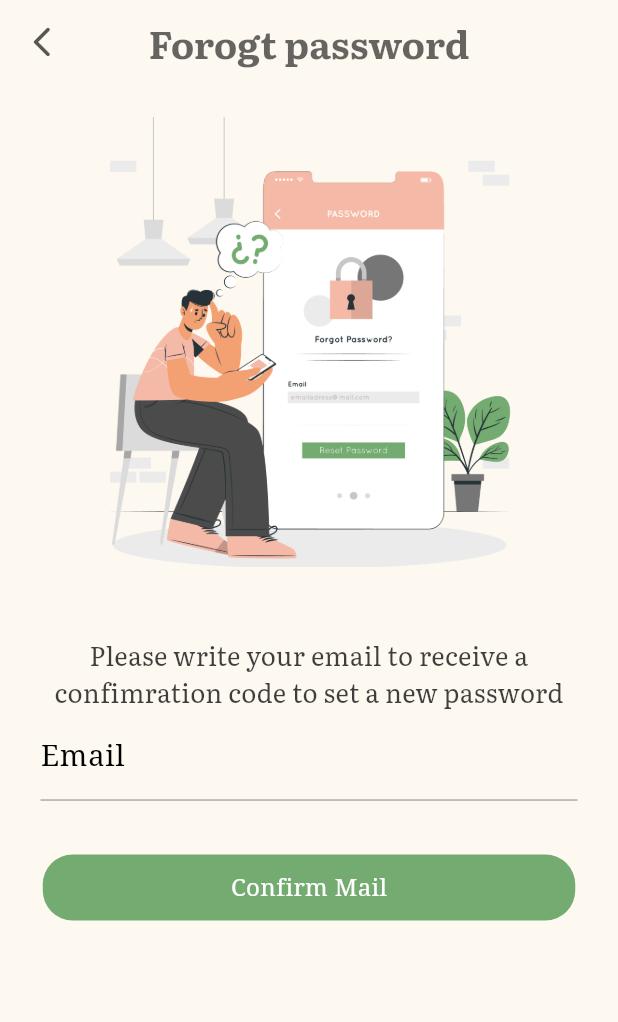
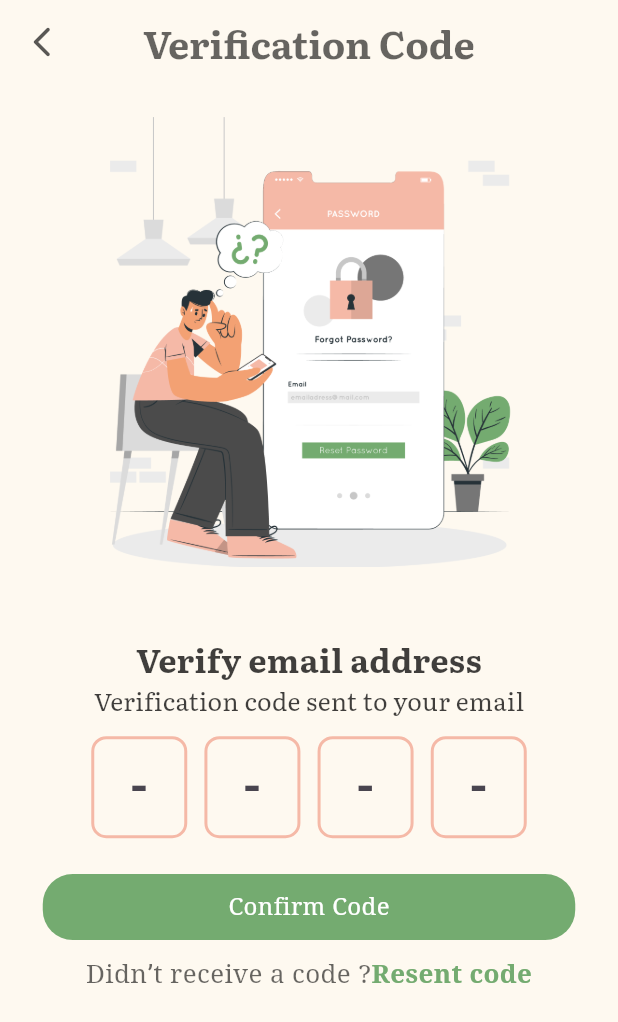
Before and after one commit to Ahmedmahmouddd/eunoia, a Flutter app: the ForgotPassword screen opened directly, after a tap on "Confirm Mail", on a phone screen of 412 x 824 dp. Shown: the top 1022 px of the screen. Run offline on Flutter 3.47's test engine with Material 3 defaults, Android fonts, the phone set to English and light mode, and no system bars; our stand-ins replace animated_splash_screen, flutter_screenutil, page_transition; project files that could hold a hidden picture were left out.

Commit message:
Verification code UI

```diff
--- a/lib/Screens/ForgotPassword.dart
+++ b/lib/Screens/ForgotPassword.dart
@@ -1,5 +1,6 @@
 // ignore_for_file: file_names
 import 'package:eunoia/Constants/Constants.dart';
+import 'package:eunoia/Screens/VerificationCode.dart';
 import 'package:eunoia/Widgets/CustomButton.dart';
 import 'package:eunoia/Widgets/NormalFormInput.dart';
 import 'package:flutter/material.dart';
@@ -34,6 +35,7 @@ class ForgotPassword extends StatelessWidget {
         backgroundColor: KprimaryBeige,
       ),
       body: SingleChildScrollView(
+        child: Expanded(
           child: Column(
             children: [
               Padding(
@@ -55,17 +57,24 @@ class ForgotPassword extends StatelessWidget {
                   ),
                 ),
               ),
-            const NormalFormInput(label: 'Email', hint: 'example@example.com'),
+              const NormalFormInput(
+                  label: 'Email', hint: 'example@example.com'),
               Padding(
-              padding: EdgeInsets.only(top: 30.h, bottom: 20.h),
+                padding: EdgeInsets.only(top: 80.h, bottom: 20.h),
                 child: GestureDetector(
                   child: CustomButton(title: 'Confirm Mail'),
-                onTap: () {},
+                  onTap: () {
+                    Navigator.push(context,
+                        MaterialPageRoute(builder: (context) {
+                      return const VerificationCode();
+                    }));
+                  },
                 ),
               )
             ],
           ),
         ),
+      ),
     );
   }
 }
--- /dev/null
+++ b/lib/Screens/NewPassword.dart
@@ -0,0 +1,37 @@
+// ignore_for_file: file_names
+
+import 'package:eunoia/Constants/Constants.dart';
+import 'package:flutter/material.dart';
+import 'package:flutter_screenutil/flutter_screenutil.dart';
+
+class NewPassword extends StatelessWidget {
+  const NewPassword({super.key});
+
+  @override
+  Widget build(BuildContext context) {
+    return Scaffold(
+      backgroundColor: KprimaryBeige,
+      appBar: AppBar(
+        leading: IconButton(
+            icon: const Icon(
+              Icons.arrow_back_ios_new_rounded,
+              color: Color.fromRGBO(0, 0, 0, 0.65),
+            ),
+            onPressed: () {
+              Navigator.pop(context);
+            }),
+        centerTitle: true,
+        title: Text(
+          'New password',
+          style: TextStyle(
+              fontFamily: 'Literata',
+              fontWeight: FontWeight.w700,
+              fontSize: 22.sp,
+              color: const Color.fromRGBO(0, 0, 0, 0.60)),
+        ),
+        elevation: 0,
+        backgroundColor: KprimaryBeige,
+      ),
+    );
+  }
+}
--- /dev/null
+++ b/lib/Screens/VerificationCode.dart
@@ -0,0 +1,113 @@
+// ignore_for_file: file_names
+import 'package:eunoia/Constants/Constants.dart';
+import 'package:eunoia/Screens/NewPassword.dart';
+import 'package:eunoia/Widgets/CustomButton.dart';
+import 'package:eunoia/Widgets/OTPContainer.dart';
+import 'package:flutter/material.dart';
+import 'package:flutter_screenutil/flutter_screenutil.dart';
+
+class VerificationCode extends StatelessWidget {
+  const VerificationCode({super.key});
+
+  @override
+  Widget build(BuildContext context) {
+    return Scaffold(
+      backgroundColor: KprimaryBeige,
+      appBar: AppBar(
+        leading: IconButton(
+            icon: const Icon(
+              Icons.arrow_back_ios_new_rounded,
+              color: Color.fromRGBO(0, 0, 0, 0.65),
+            ),
+            onPressed: () {
+              Navigator.pop(context);
+            }),
+        centerTitle: true,
+        title: Text(
+          'Verification Code',
+          style: TextStyle(
+              fontFamily: 'Literata',
+              fontWeight: FontWeight.w700,
+              fontSize: 22.sp,
+              color: const Color.fromRGBO(0, 0, 0, 0.60)),
+        ),
+        elevation: 0,
+        backgroundColor: KprimaryBeige,
+      ),
+      body: SingleChildScrollView(
+        child: Column(
+          children: [
+            Padding(
+              padding: EdgeInsets.only(
+                  top: 18.h, right: 62.w, left: 62.w, bottom: 40.sp),
+              child: Image.asset('assets/ResetPassword.png'),
+            ),
+            Text(
+              'Verify email address',
+              style: TextStyle(
+                  fontFamily: 'Literata',
+                  fontSize: 19.sp,
+                  fontWeight: FontWeight.w600,
+                  color: const Color.fromRGBO(0, 0, 0, 0.75)),
+            ),
+            Text(
+              'Verification code sent to your email',
+              style: TextStyle(
+                  fontFamily: 'Literata',
+                  fontSize: 14.5.sp,
+                  fontWeight: FontWeight.w400,
+                  color: const Color.fromRGBO(0, 0, 0, 0.75)),
+            ),
+            SizedBox(
+              height: 10.h,
+            ),
+            const Form(
+                child: Row(
+              mainAxisAlignment: MainAxisAlignment.center,
+              children: [
+                OTPContainer(),
+                OTPContainer(),
+                OTPContainer(),
+                OTPContainer(),
+              ],
+            )),
+            SizedBox(
+              height: 20.h,
+            ),
+            GestureDetector(
+              child: CustomButton(title: 'Confirm Code'),
+              onTap: () {
+                Navigator.push(context, MaterialPageRoute(builder: (context) {
+                  return const NewPassword();
+                }));
+              },
+            ),
+            SizedBox(height: 8.h),
+            Row(
+              mainAxisAlignment: MainAxisAlignment.center,
+              children: [
+                Text('Didn’t receive a code ?',
+                    style: TextStyle(
+                        fontWeight: FontWeight.w500,
+                        color: const Color.fromRGBO(0, 0, 0, 0.6),
+                        fontSize: 14.5.h,
+                        fontFamily: 'Source Serif Pro')),
+                GestureDetector(
+                  onTap: () {},
+                  child: Text(
+                    'Resent code',
+                    style: TextStyle(
+                        fontWeight: FontWeight.w800,
+                        color: KprimaryGreen,
+                        fontSize: 14.5.h,
+                        fontFamily: 'Source Serif Pro'),
+                  ),
+                ),
+              ],
+            ),
+          ],
+        ),
+      ),
+    );
+  }
+}
--- /dev/null
+++ b/lib/Widgets/OTPContainer.dart
@@ -0,0 +1,54 @@
+// ignore_for_file: file_names
+
+import 'package:flutter/material.dart';
+import 'package:flutter/services.dart';
+import 'package:flutter_screenutil/flutter_screenutil.dart';
+
+class OTPContainer extends StatelessWidget {
+  const OTPContainer({
+    super.key,
+  });
+
+  @override
+  Widget build(BuildContext context) {
+    return Padding(
+      padding: EdgeInsets.symmetric(horizontal: 5.w),
+      child: Container(
+        decoration: BoxDecoration(
+          border: Border.all(
+              width: 2, color: const Color.fromRGBO(245, 185, 167, 1)),
+          borderRadius: const BorderRadius.all(Radius.circular(10)),
+        ),
+        height: 68,
+        width: 64,
+        child: Center(
+          child: TextFormField(
+            cursorColor: Colors.black54,
+            style: TextStyle(
+                fontFamily: 'Koh Santepheap',
+                fontSize: 30.sp,
+                color: const Color.fromRGBO(0, 0, 0, 0.75),
+                fontWeight: FontWeight.w500),
+            decoration: InputDecoration(
+              border: InputBorder.none,
+              hintText: '-',
+              hintStyle:
+                  TextStyle(fontSize: 30.sp, fontWeight: FontWeight.w600),
+            ),
+            onChanged: (value) {
+              if (value.length == 1) {
+                FocusScope.of(context).nextFocus();
+              }
+            },
+            keyboardType: TextInputType.number,
+            textAlign: TextAlign.center,
+            inputFormatters: [
+              LengthLimitingTextInputFormatter(1),
+              FilteringTextInputFormatter.digitsOnly
+            ],
+          ),
+        ),
+      ),
+    );
+  }
+}
```
Lines whose indentation alone changed are shown as unchanged.
